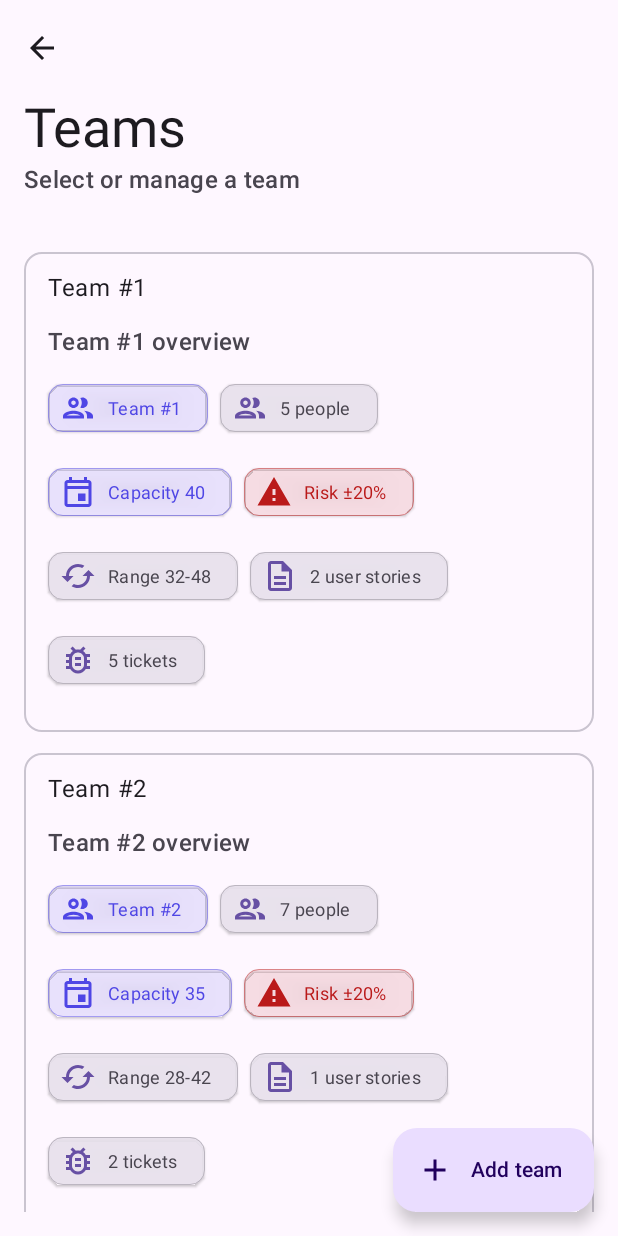
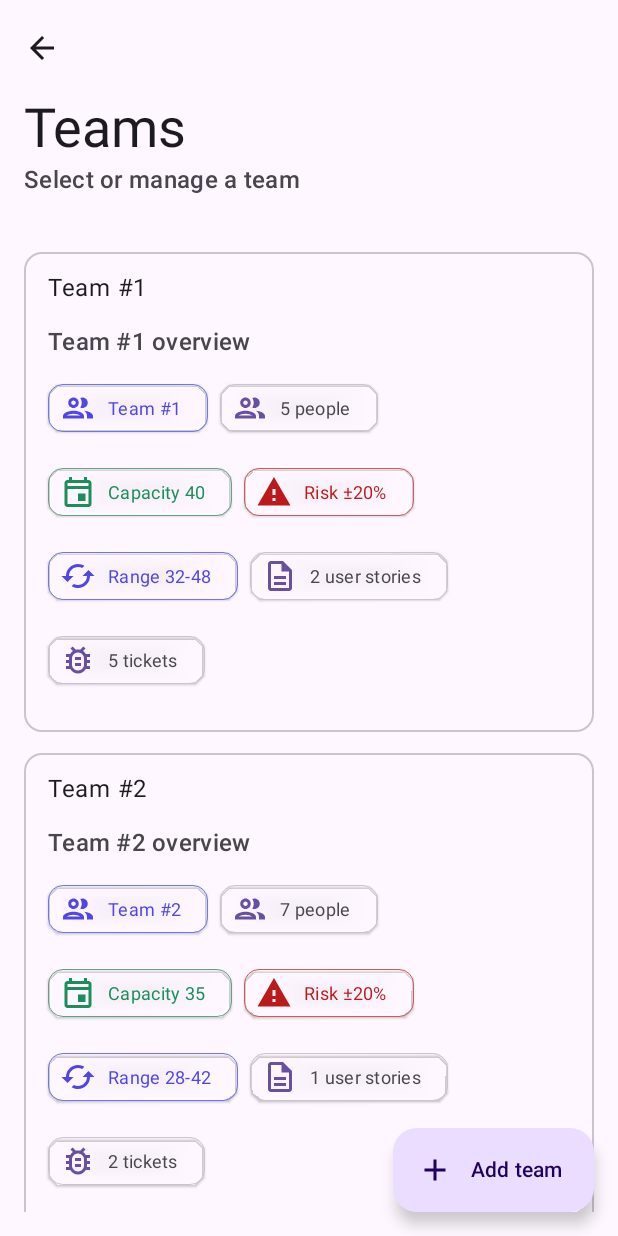
Before and after one commit to Sirelon/AICalories, an Android app built with Jetpack Compose: the @Preview function TeamPickerPreview, on a phone screen of 412 x 824 dp. Run offline under Robolectric (Android 15) with nearby library versions, the light colour scheme and no system bars; 1 statement that could not run was skipped.

Commit message:
Improve chip colors (#38)
Co-authored-by: sirelon <sasha.sirelon@gmail.com>

```diff
--- a/composeApp/src/commonMain/kotlin/com/sirelon/aicalories/designsystem/AppChip.kt
+++ b/composeApp/src/commonMain/kotlin/com/sirelon/aicalories/designsystem/AppChip.kt
@@ -4,6 +4,7 @@ import androidx.compose.foundation.BorderStroke
 import androidx.compose.foundation.layout.padding
 import androidx.compose.foundation.shape.RoundedCornerShape
 import androidx.compose.material3.AssistChip
+import androidx.compose.material3.AssistChipColors
 import androidx.compose.material3.AssistChipDefaults
 import androidx.compose.material3.Icon
 import androidx.compose.material3.LocalContentColor
@@ -16,6 +17,7 @@ import androidx.compose.runtime.ReadOnlyComposable
 import androidx.compose.ui.Modifier
 import androidx.compose.ui.graphics.Color
 import androidx.compose.ui.graphics.vector.ImageVector
+import androidx.compose.ui.graphics.lerp
 import androidx.compose.ui.text.style.TextOverflow
 import androidx.compose.ui.unit.dp
 
@@ -86,10 +88,10 @@ object AppChipDefaults {
     fun neutralColors(): AppChipColors {
         val scheme = MaterialTheme.colorScheme
         return AppChipColors(
-            containerColor = scheme.surfaceVariant.copy(alpha = 0.9f),
+            containerColor = scheme.surfaceVariant,
             labelColor = scheme.onSurfaceVariant,
             leadingIconColor = scheme.primary,
-            borderColor = scheme.outline.copy(alpha = 0.4f),
+            borderColor = scheme.outlineVariant,
         )
     }
 
@@ -126,23 +128,46 @@ object AppChipDefaults {
         accent: Color,
         onAccent: Color = accent,
     ): AppChipColors {
+        val scheme = MaterialTheme.colorScheme
+        val containerColor = lerp(scheme.surfaceVariant, accent, 0.35f)
+        val borderColor = lerp(containerColor, accent, 0.6f)
         return AppChipColors(
-            containerColor = accent.copy(alpha = 0.12f),
+            containerColor = containerColor,
             labelColor = onAccent,
             leadingIconColor = onAccent,
-            borderColor = accent.copy(alpha = 0.45f),
+            borderColor = borderColor,
         )
+    }
+
+    @Composable
+    @ReadOnlyComposable
+    fun capacityColors(
+        fitsPessimistic: Boolean,
+        fitsOptimistic: Boolean,
+    ): AppChipColors {
+        return when {
+            fitsPessimistic -> successColors()
+            fitsOptimistic -> primaryColors()
+            else -> errorColors()
+        }
     }
 }
 
 @Composable
-private fun AppChipColors.toChipColors() = AssistChipDefaults.assistChipColors(
-    containerColor = containerColor,
-    labelColor = labelColor,
-    leadingIconContentColor = leadingIconColor,
-    trailingIconContentColor = leadingIconColor,
-    disabledContainerColor = containerColor,
-    disabledLabelColor = labelColor,
-    disabledLeadingIconContentColor = leadingIconColor,
-    disabledTrailingIconContentColor = leadingIconColor,
-)
+private fun AppChipColors.toChipColors(): AssistChipColors {
+    val scheme = MaterialTheme.colorScheme
+    val disabledContainer = lerp(containerColor, scheme.surfaceVariant, 0.65f)
+    val disabledLabel = lerp(labelColor, scheme.onSurfaceVariant, 0.65f)
+    val disabledIcon = lerp(leadingIconColor, scheme.onSurfaceVariant, 0.65f)
+
+    return AssistChipDefaults.assistChipColors(
+        containerColor = containerColor,
+        labelColor = labelColor,
+        leadingIconContentColor = leadingIconColor,
+        trailingIconContentColor = leadingIconColor,
+        disabledContainerColor = disabledContainer,
+        disabledLabelColor = disabledLabel,
+        disabledLeadingIconContentColor = disabledIcon,
+        disabledTrailingIconContentColor = disabledIcon,
+    )
+}
--- a/composeApp/src/commonMain/kotlin/com/sirelon/aicalories/features/agile/team/TeamSummary.kt
+++ b/composeApp/src/commonMain/kotlin/com/sirelon/aicalories/features/agile/team/TeamSummary.kt
@@ -36,6 +36,11 @@ fun TeamSummary(
         .coerceAtLeast(0)
     val optimisticCapacity = (team.capacity + team.capacity * boundedRisk)
         .roundToInt()
+    val neutralChipColors = AppChipDefaults.neutralColors()
+    val capacityChipColors = AppChipDefaults.capacityColors(
+        fitsPessimistic = riskPercentage < 60,
+        fitsOptimistic = riskPercentage < 25,
+    )
 
     Column(
         verticalArrangement = Arrangement.spacedBy(AppDimens.Spacing.m),
@@ -59,11 +64,12 @@ fun TeamSummary(
             AppChip(
                 text = "${team.peopleCount} people",
                 icon = Icons.Outlined.Group,
+                colors = neutralChipColors,
             )
             AppChip(
                 text = "Capacity ${team.capacity}",
                 icon = Icons.Outlined.Event,
-                colors = AppChipDefaults.primaryColors(),
+                colors = capacityChipColors,
             )
             AppChip(
                 text = "Risk ±$riskPercentage%",
@@ -73,17 +79,20 @@ fun TeamSummary(
             AppChip(
                 text = "Range $pessimisticCapacity-$optimisticCapacity",
                 icon = Icons.Outlined.Cached,
+                colors = AppChipDefaults.primaryColors(),
             )
             storiesCount?.let { count ->
                 AppChip(
                     text = "$count user stories",
                     icon = Icons.Outlined.Description,
+                    colors = neutralChipColors,
                 )
             }
             ticketsCount?.let { count ->
                 AppChip(
                     text = "$count tickets",
                     icon = Icons.Outlined.BugReport,
+                    colors = neutralChipColors,
                 )
             }
         }
```
Also changed, not shown: composeApp/src/commonMain/kotlin/com/sirelon/aicalories/features/agile/capacity/CapacityResultScreen.kt (+7 -2 lines).
